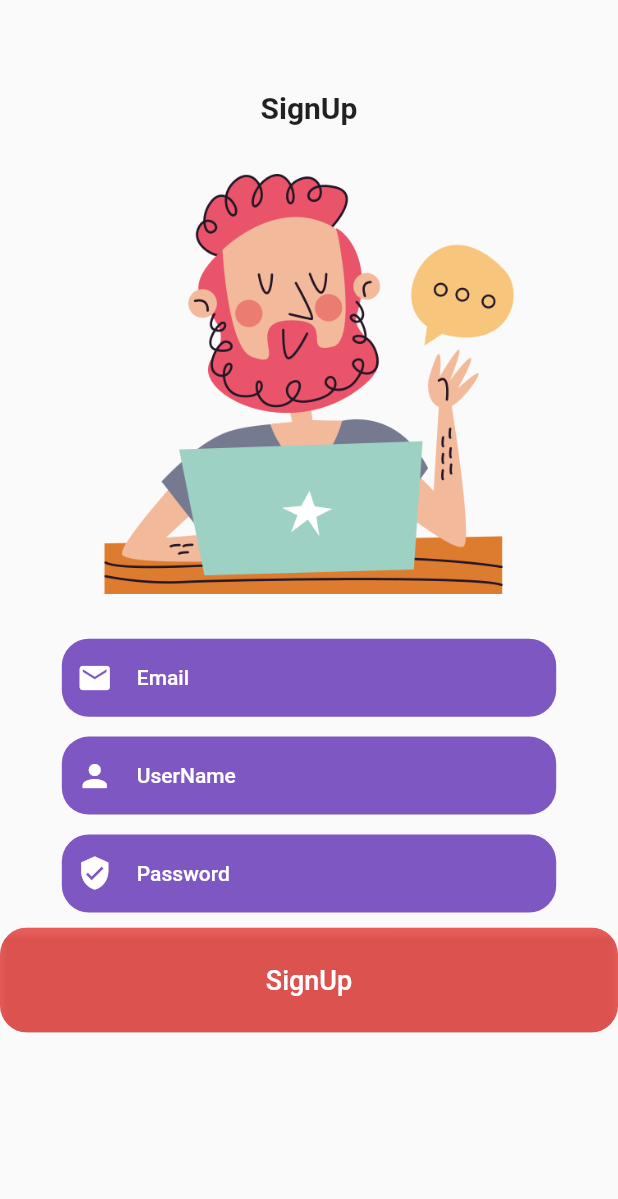
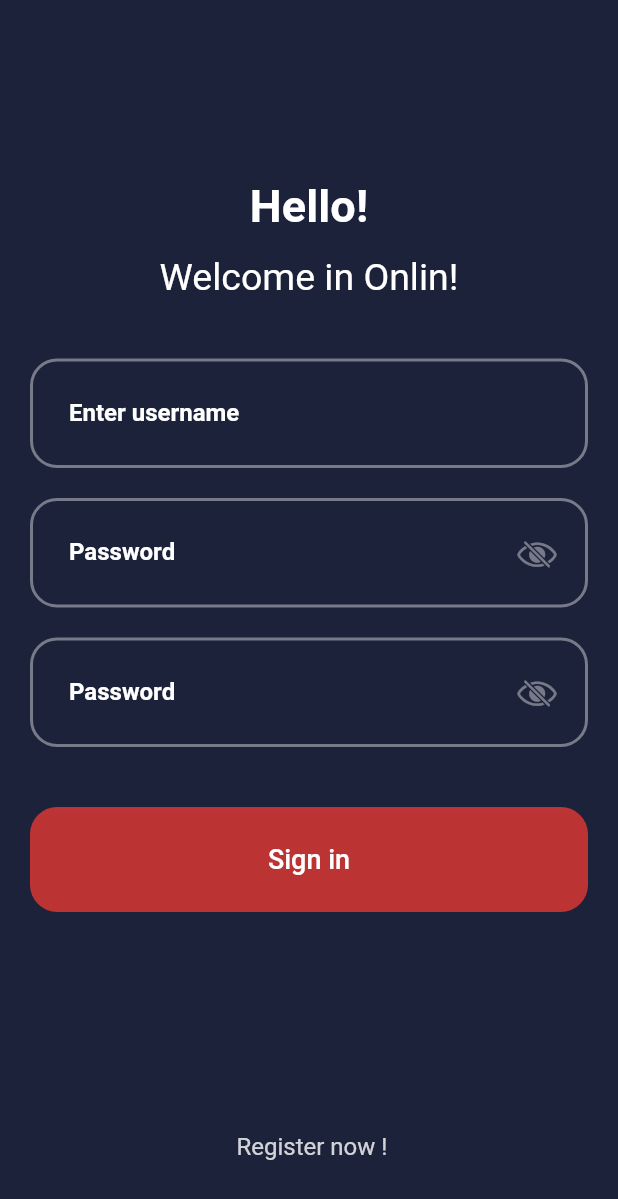
Before and after one commit to mahdinaghikhanii/FlutterChat, a Flutter app: the Login screen opened directly with empty values, after a tap on "Register now", on a phone screen of 412 x 824 dp. Shown: the top 1199 px of the screen. Run offline on Flutter 3.47's test engine with Material 2 defaults, Android fonts, the phone set to English and light mode, and no system bars; our stand-ins replace appwrite, flutter_bloc, flutter_hex_color, introduction_screen, lottie, shared_preferences; accounts and stored records are empty.

Commit message:
create in register screans

```diff
--- a/lib/main.dart
+++ b/lib/main.dart
@@ -30,8 +30,10 @@ class MyApp extends StatelessWidget {
           ),
           home: BlocBuilder<OnBoardBloc, BlocState>(builder: (_, state) {
             if (state is Welcome) {
-              return Login(
-                state: state,
+              return BlocBuilder<UserBloc, BlocState>(
+                builder: (_, states) {
+                  return Login(state: states);
+                },
               );
             }
             return OnBoard(
--- a/lib/module/extension.dart
+++ b/lib/module/extension.dart
@@ -1,8 +1,9 @@
 import 'package:flutter/material.dart';
 import 'package:flutter_bloc/flutter_bloc.dart';
-import 'package:flutterchat/bloc/onboardbloc.dart';
-import 'package:flutterchat/bloc/userbloc.dart';
-import 'package:flutterchat/module/constant.dart';
+
+import '../bloc/onboardbloc.dart';
+import '../bloc/userbloc.dart';
+import 'constant.dart';
 
 extension ContextExtension on BuildContext {
   OnBoardBloc get onboardBlocs => read<OnBoardBloc>();
@@ -13,6 +14,11 @@ extension ContextExtension on BuildContext {
   TextTheme get textTheme => Theme.of(this).textTheme;
   void nextScreans(Widget child) =>
       Navigator.push(this, MaterialPageRoute(builder: (context) => child));
+
+  void nextAndRep(Widget child) {
+    Navigator.pushReplacement(
+        this, MaterialPageRoute(builder: (context) => child));
+  }
 }
 
 extension WidgetsExtension on Widget {
--- a/lib/module/widgets.dart
+++ b/lib/module/widgets.dart
@@ -1,5 +1,6 @@
 import 'package:flutter/cupertino.dart';
 import 'package:flutter/material.dart';
+import 'package:flutterchat/bloc/blocstate.dart';
 
 import 'constant.dart';
 import 'extension.dart';
@@ -63,12 +64,14 @@ class MEdit extends StatelessWidget {
   final bool notempty;
   final TextEditingController? controller;
   final bool password;
+  final BlocState? state;
   final IconData? icon;
 
   const MEdit(
       {required this.hint,
       required this.autoFocus,
       required this.password,
+      this.state,
       this.icon,
       this.notempty = false,
       this.controller,
@@ -83,8 +86,10 @@ class MEdit extends StatelessWidget {
         controller: controller,
         onChanged: onChange,
         validator: (val) {
-          if ((val ?? '').isEmpty && notempty && !val!.contains('@')) {
-            return "cannot be empty";
+          if ((val ?? '').isEmpty && notempty) {
+            state is CanEmpty;
+
+            state is Failed;
           }
           return null;
         },
@@ -190,7 +195,11 @@ class QoustionText extends StatelessWidget {
 
 class MError extends StatelessWidget {
   final Exception exception;
-  const MError({Key? key, required this.exception}) : super(key: key);
+
+  const MError({
+    Key? key,
+    required this.exception,
+  }) : super(key: key);
 
   @override
   Widget build(BuildContext context) {
--- a/lib/views/login.dart
+++ b/lib/views/login.dart
@@ -50,17 +50,23 @@ class Login extends StatelessWidget {
                       const SizedBox(
                         height: 40,
                       ),
-                      const MEdit(
+                      MEdit(
                           hint: 'Enter username',
                           autoFocus: false,
+                          notempty: true,
+                          controller: _username,
+                          state: state,
                           password: false),
                       const SizedBox(
                         height: 20,
                       ),
-                      const MEdit(
+                      MEdit(
                           icon: CupertinoIcons.eye_slash,
                           hint: 'Password',
                           autoFocus: false,
+                          state: state,
+                          controller: _password,
+                          notempty: true,
                           password: false),
                       const SizedBox(
                         height: 30,
@@ -90,7 +96,9 @@ class Login extends StatelessWidget {
                                   text: "Sign in")),
                       state is Failed
                           ? MError(exception: (state as Failed).exception)
-                          : Container()
+                          : state is CanEmpty
+                              ? const Text('pls enter username or password')
+                              : Container()
                     ],
                   ),
                   Padding(
@@ -104,8 +112,9 @@ class Login extends StatelessWidget {
                             AbsorbPointer(
                               absorbing: state is Loading ? true : false,
                               child: InkWell(
-                                onTap: () =>
-                                    context.nextScreans(const Register()),
+                                onTap: () => context.nextAndRep(Register(
+                                  state: state,
+                                )),
                                 child: Text(" Register now",
                                     style: context.textTheme.subtitle1!
                                         .copyWith(
--- a/lib/views/register.dart
+++ b/lib/views/register.dart
@@ -1,86 +1,133 @@
+import 'package:flutter/cupertino.dart';
 import 'package:flutter/material.dart';
+import 'package:flutterchat/bloc/blocstate.dart';
+import 'package:flutterchat/views/login.dart';
 
 import '../module/constant.dart';
 import '../module/extension.dart';
 import '../module/widgets.dart';
 
+TextEditingController _username = TextEditingController();
+TextEditingController _password = TextEditingController();
+
 class Register extends StatelessWidget {
-  const Register({Key? key}) : super(key: key);
+  final BlocState state;
+  const Register({Key? key, required this.state}) : super(key: key);
 
   @override
   Widget build(BuildContext context) {
+    final _fromKey = GlobalKey<FormState>();
     return Scaffold(
-      body: SizedBox(
-        width: double.infinity,
-        height: context.height,
-        child: Padding(
-          padding: const EdgeInsets.only(top: 60),
-          child: SingleChildScrollView(
+        backgroundColor: Constans.navyblueshade1,
+        body: SafeArea(
+          child: Container(
+            padding: const EdgeInsets.only(top: 120, left: 20, right: 20),
+            child: Form(
+              key: _fromKey,
               child: Column(
+                mainAxisAlignment: MainAxisAlignment.spaceBetween,
+                children: [
+                  Column(
+                    children: [
+                      Text(
+                        'Hello!',
+                        style: context.textTheme.subtitle2!.copyWith(
+                            fontSize: 30,
+                            fontWeight: FontWeight.bold,
+                            color: kwhite),
+                      ),
+                      const SizedBox(
+                        height: 15,
+                      ),
+                      Text(
+                        'Welcome in Onlin!',
+                        textAlign: TextAlign.center,
+                        style: context.textTheme.subtitle1!.copyWith(
+                            color: kwhite,
+                            fontSize: 25,
+                            fontWeight: FontWeight.normal),
+                      ),
+                      const SizedBox(
+                        height: 40,
+                      ),
+                      MEdit(
+                          hint: 'Enter username',
+                          autoFocus: false,
+                          notempty: true,
+                          state: state,
+                          controller: _username,
+                          password: false),
+                      const SizedBox(
+                        height: 20,
+                      ),
+                      MEdit(
+                          icon: CupertinoIcons.eye_slash,
+                          hint: 'Password',
+                          autoFocus: false,
+                          state: state,
+                          controller: _password,
+                          notempty: true,
+                          password: false),
+                      const SizedBox(
+                        height: 20,
+                      ),
+                      MEdit(
+                          icon: CupertinoIcons.eye_slash,
+                          hint: 'Password',
+                          autoFocus: false,
+                          state: state,
+                          controller: _password,
+                          notempty: true,
+                          password: false),
+                      const SizedBox(
+                        height: 30,
+                      ),
+                      AbsorbPointer(
+                          absorbing: state is Loading ? true : false,
+                          child: state is Loading
+                              ? const Padding(
+                                  padding: EdgeInsets.only(top: 30),
+                                  child: Mloading(),
+                                )
+                              : MyButton(
+                                  press: () {
+                                    if (_fromKey.currentState!.validate()) {
+                                      context.userbloc.authenticate(
+                                          _username.text,
+                                          _password.text,
+                                          context);
+                                    }
+                                  },
+                                  text: "Sign in")),
+                      state is Failed
+                          ? MError(exception: (state as Failed).exception)
+                          : state is CanEmpty
+                              ? const Text('pls enter username or password')
+                              : Container()
+                    ],
+                  ),
+                  Padding(
+                      padding: const EdgeInsets.only(bottom: 50),
+                      child: Row(
                           mainAxisAlignment: MainAxisAlignment.center,
                           children: [
-                const Text(
-                  'SignUp',
-                  style: TextStyle(
-                    fontWeight: FontWeight.bold,
-                    fontSize: 20,
+                            AbsorbPointer(
+                              absorbing: state is Loading ? true : false,
+                              child: InkWell(
+                                onTap: () => context.nextAndRep(Login(
+                                  state: state,
+                                )),
+                                child: Text(" Register now !",
+                                    style: context.textTheme.subtitle1!
+                                        .copyWith(
+                                            color: kwhite.withOpacity(0.8))),
                               ),
-                ),
-                SizedBox(height: context.height * 0.04),
-                Image.asset(
-                  'assets/img/signup.png',
-                  width: context.height * 0.34,
-                ),
-                SizedBox(
-                  height: context.height * 0.03,
-                ),
-                MField(
-                  size: context.width * 0.80,
-                  secure: false,
-                  icon: Icons.email,
-                  hintText: "Email",
-                  type: TextInputType.emailAddress, onChange: (str) {},
-                  //  contoroller: registerProvider.emailTextEdit,
-                ),
-                SizedBox(
-                  height: context.height * 0.01,
-                ),
-                MField(
-                  size: context.width * 0.80,
-                  secure: false,
-                  icon: Icons.person,
-                  hintText: 'UserName',
-                  // contoroller: registerProvider.nameTextEdit,
-                  type: TextInputType.name, onChange: (str) {},
-                ),
-                SizedBox(height: context.height * 0.01),
-                MField(
-                  size: context.width * 0.80,
-                  secure: false,
-                  icon: Icons.verified_user,
-                  hintText: 'Password',
-                  type: TextInputType.visiblePassword, onChange: (str) {},
-                  //  contoroller: registerProvider.passwordTextEdit,
-                ),
-                SizedBox(
-                  height: context.height * 0.00,
-                ),
-                MyButton(press: () {}, text: "SignUp"),
-                Visibility(
-                  //  visible: registerProvider.getvisivleTextStattusUser,
-                  child: Padding(
-                      padding: const EdgeInsets.all(2),
-                      child: Text(
-                        "",
-                        style: context.textTheme.subtitle1
-                            ?.copyWith(color: kblackappbar, fontSize: 16),
-                      )),
                             )
+                          ]))
                 ],
               ),
             ),
           ),
-      ),
-    );
+        ));
   }
 }
```
Lines whose indentation alone changed are shown as unchanged.
